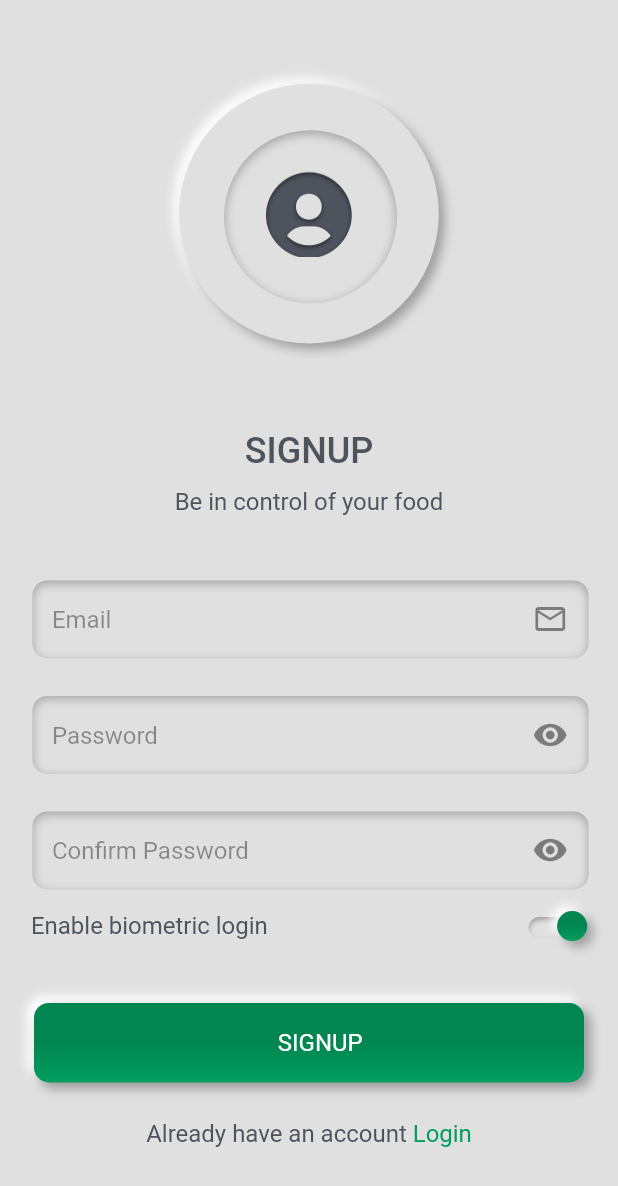
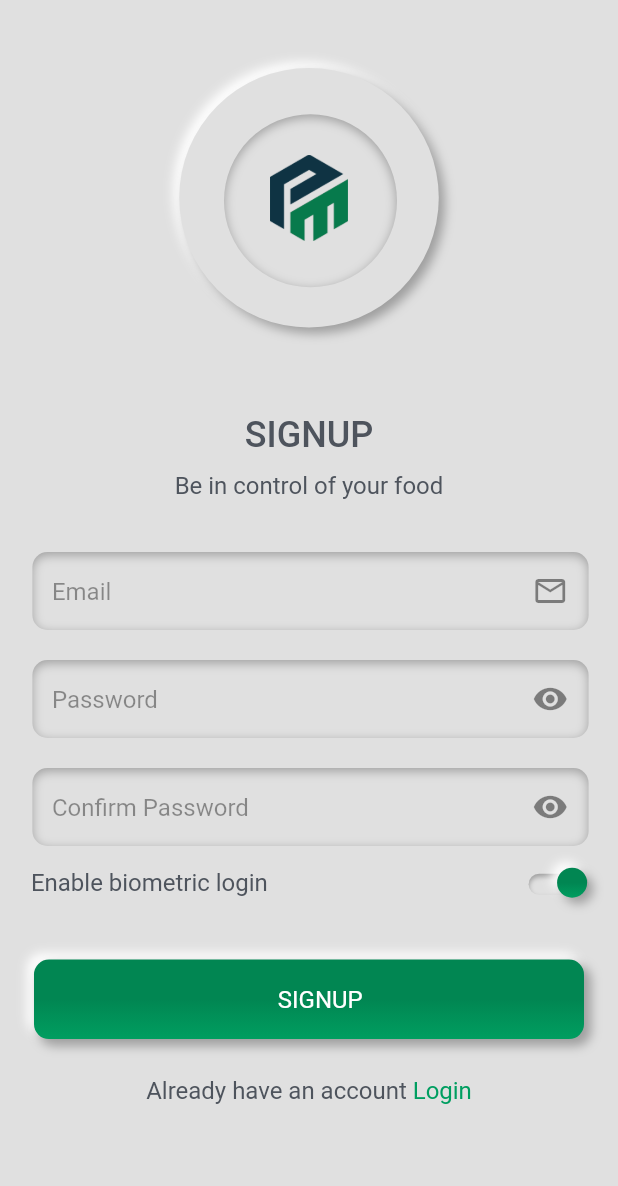
Before and after one commit to ralphbetta/promeal, a Flutter app: the screen it shows after launch, after a tap on the "check" icon, after a tap on "Signup", on a phone screen of 412 x 824 dp. Shown: the top 1186 px of the screen. Run offline on Flutter 3.47's test engine with Material 2 defaults, Android fonts, the phone set to English and light mode, and no system bars; drawn by our look-alikes of animated_text_kit; our stand-ins replace animate_do, dio, qr_flutter, shared_preferences, socket_io_client; missing offline and left inert: qr_code_scanner; accounts and stored records are empty; Roboto replaces fonts that are missing (Poppins).

Commit message:
clean up and stability

```diff
--- a/lib/provider/events.provider.dart
+++ b/lib/provider/events.provider.dart
@@ -4,6 +4,7 @@ import 'package:dio/dio.dart';
 import 'package:flutter/material.dart';
 import 'package:promeal/components/modal.component.dart';
 import 'package:promeal/provider/account.provider.dart';
+import 'package:promeal/provider/app.provider.dart';
 import 'package:promeal/services/api.service.dart';
 import 'package:promeal/services/socket.service.dart';
 import 'package:provider/provider.dart';
@@ -69,6 +70,7 @@ class EventProvider extends ChangeNotifier {
 
     if (response.statusCode == 200) {
       showStatus(context, () => {}, message: "Your meal has been forfeited", success: true);
+      context.read<AccountProvider>().loadNotification(context.read<AccountProvider>().token);
     } else {
       showStatus(context, () => {}, message: response.data['message']);
     }
--- a/lib/screen/authscreen/auth.screen.dart
+++ b/lib/screen/authscreen/auth.screen.dart
@@ -1,3 +1,4 @@
+import 'package:animate_do/animate_do.dart';
 import 'package:flutter/material.dart';
 import 'package:promeal/components/button.component.dart';
 import 'package:promeal/components/extrude.component.dart';
@@ -18,14 +19,16 @@ class LoginScreen extends StatelessWidget {
     final appListener = context.watch<AppProvider>();
 
     return Scaffold(
-      appBar: AppBar(),
+      // appBar: AppBar(),
       body: SafeArea(
           child: SingleChildScrollView(
         child: Column(
           mainAxisAlignment: MainAxisAlignment.start,
           crossAxisAlignment: CrossAxisAlignment.center,
           children: [
-            Extrude(
+            SizedBox(height: AppSize.height(5.5)),
+            JelloIn(
+              child: Extrude(
                 radius: 100,
                 child: SizedBox(
                   width: AppSize.width(42),
@@ -47,13 +50,14 @@ class LoginScreen extends StatelessWidget {
                               padding: EdgeInsets.all(AppSize.width(7)),
                               width: 3,
                               child: Image(
-                              image: AssetImage(AppAsset.profile),
+                                image: AssetImage(AppAsset.iconlight),
                                 width: 1,
                               )),
                         ),
                       ),
                       const Expanded(child: SizedBox()),
                     ],
+                  ),
                 ),
               ),
             ),
--- a/lib/screen/authscreen/component/signup.component.dart
+++ b/lib/screen/authscreen/component/signup.component.dart
@@ -45,14 +45,14 @@ class SignupSection extends StatelessWidget {
             ],
             onTap: () {},
           ),
-          SizedBox(height: AppSize.height(5)),
+          SizedBox(height: AppSize.height(4)),
           FadeInUp(
             child: Column(
               children: [
                  AppTextField(hint: "Email", icon: Icons.email_outlined, controller: emailController,),
-                const SizedBox(height: 25),
+                const SizedBox(height: 20),
                  AppTextField(hint: "Password", secured: true, controller: passwordController),
-                const SizedBox(height: 25),
+                const SizedBox(height: 20),
                  AppTextField(hint: "Confirm Password", secured: true, controller: confirmPasswordController),
                 SizedBox(height: AppSize.height(2)),
                 Row(
--- a/lib/screen/notification.screen.dart
+++ b/lib/screen/notification.screen.dart
@@ -131,7 +131,7 @@ class NotificationScreen extends StatelessWidget {
                                 ),
                                 const SizedBox(width: 10),
                                 SizedBox(
-                                  width: AppSize.width(65),
+                                  width: AppSize.width(60),
                                   child: Column(
                                     crossAxisAlignment:
                                         CrossAxisAlignment.start,
@@ -175,7 +175,7 @@ class NotificationScreen extends StatelessWidget {
                                       .toList()[index]
                                       .createdAt!),
                                   style: AppStyle.apply(context,
-                                      size: 14, fontWeight: FontWeight.w300),
+                                      size: 14, fontWeight: FontWeight.w500),
                                 )
                               ],
                             )
--- a/lib/services/path.api.dart
+++ b/lib/services/path.api.dart
@@ -4,7 +4,7 @@ class APIRoute {
   static String local = 'http://192.168.0.136:4050';
   static String live = 'https://promeal.bubblemeet.online';
 
-  static String base = local;
+  static String base = live;
 
   static String login = "$base/api/account/login";
   static String register = "$base/api/account/register";
```
Also changed, not shown: lib/config/assets.config.dart. Lines whose indentation alone changed are shown as unchanged.
